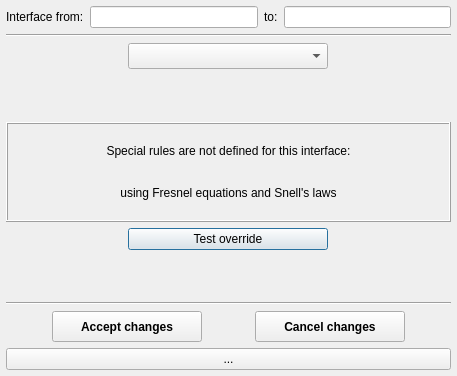
The window that ants3bundle/src/ants3/gui/photsim/ainterfaceruledialog.ui (andrmor/ANTS3bundle) describes before a commit, drawn with Qt 5.
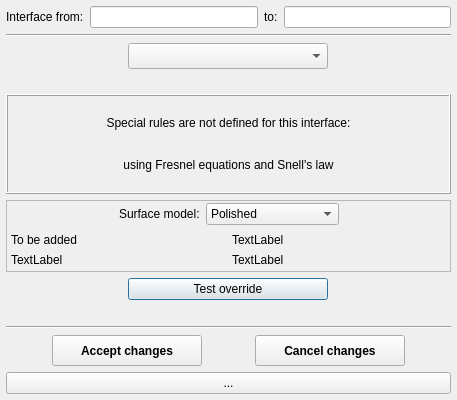
The same window after the commit. The open tabs and pages were chosen to show the change.

```diff
--- a/ants3bundle/src/ants3/gui/photsim/ainterfaceruledialog.ui
+++ b/ants3bundle/src/ants3/gui/photsim/ainterfaceruledialog.ui
@@ -7,7 +7,7 @@
     <x>0</x>
     <y>0</y>
     <width>457</width>
-    <height>376</height>
+    <height>400</height>
    </rect>
   </property>
   <property name="windowTitle">
@@ -136,7 +136,7 @@
       <item>
        <widget class="QLabel" name="label_5">
         <property name="text">
-         <string>using Fresnel equations and Snell's laws</string>
+         <string>using Fresnel equations and Snell's law</string>
         </property>
         <property name="alignment">
          <set>Qt::AlignCenter</set>
@@ -146,6 +146,144 @@
      </layout>
     </widget>
    </item>
+   <item>
+    <widget class="QFrame" name="frame">
+     <property name="minimumSize">
+      <size>
+       <width>0</width>
+       <height>0</height>
+      </size>
+     </property>
+     <property name="frameShape">
+      <enum>QFrame::StyledPanel</enum>
+     </property>
+     <property name="frameShadow">
+      <enum>QFrame::Raised</enum>
+     </property>
+     <layout class="QVBoxLayout" name="verticalLayout_4">
+      <property name="leftMargin">
+       <number>2</number>
+      </property>
+      <property name="topMargin">
+       <number>2</number>
+      </property>
+      <property name="rightMargin">
+       <number>2</number>
+      </property>
+      <property name="bottomMargin">
+       <number>2</number>
+      </property>
+      <item>
+       <layout class="QHBoxLayout" name="horizontalLayout_3">
+        <item>
+         <spacer name="horizontalSpacer_4">
+          <property name="orientation">
+           <enum>Qt::Horizontal</enum>
+          </property>
+          <property name="sizeHint" stdset="0">
+           <size>
+            <width>40</width>
+            <height>20</height>
+           </size>
+          </property>
+         </spacer>
+        </item>
+        <item>
+         <widget class="QLabel" name="label_3">
+          <property name="text">
+           <string>Surface model:</string>
+          </property>
+         </widget>
+        </item>
+        <item>
+         <widget class="QComboBox" name="cobSurfaceModel">
+          <item>
+           <property name="text">
+            <string>Polished</string>
+           </property>
+          </item>
+          <item>
+           <property name="text">
+            <string>SimplisticGaussian</string>
+           </property>
+          </item>
+         </widget>
+        </item>
+        <item>
+         <spacer name="horizontalSpacer_5">
+          <property name="orientation">
+           <enum>Qt::Horizontal</enum>
+          </property>
+          <property name="sizeHint" stdset="0">
+           <size>
+            <width>40</width>
+            <height>20</height>
+           </size>
+          </property>
+         </spacer>
+        </item>
+       </layout>
+      </item>
+      <item>
+       <widget class="QStackedWidget" name="swSurfaceModel">
+        <widget class="QWidget" name="page"/>
+        <widget class="QWidget" name="page_2">
+         <layout class="QVBoxLayout" name="verticalLayout_3">
+          <property name="leftMargin">
+           <number>2</number>
+          </property>
+          <property name="topMargin">
+           <number>2</number>
+          </property>
+          <property name="rightMargin">
+           <number>2</number>
+          </property>
+          <property name="bottomMargin">
+           <number>2</number>
+          </property>
+          <item>
+           <layout class="QHBoxLayout" name="horizontalLayout_4">
+            <item>
+             <widget class="QLabel" name="label_6">
+              <property name="text">
+               <string>To be added</string>
+              </property>
+             </widget>
+            </item>
+            <item>
+             <widget class="QLabel" name="label_7">
+              <property name="text">
+               <string>TextLabel</string>
+              </property>
+             </widget>
+            </item>
+           </layout>
+          </item>
+          <item>
+           <layout class="QHBoxLayout" name="horizontalLayout_5">
+            <item>
+             <widget class="QLabel" name="label_8">
+              <property name="text">
+               <string>TextLabel</string>
+              </property>
+             </widget>
+            </item>
+            <item>
+             <widget class="QLabel" name="label_9">
+              <property name="text">
+               <string>TextLabel</string>
+              </property>
+             </widget>
+            </item>
+           </layout>
+          </item>
+         </layout>
+        </widget>
+       </widget>
+      </item>
+     </layout>
+    </widget>
+   </item>
    <item alignment="Qt::AlignHCenter">
     <widget class="QPushButton" name="pbTestOverride">
      <property name="minimumSize">
```
